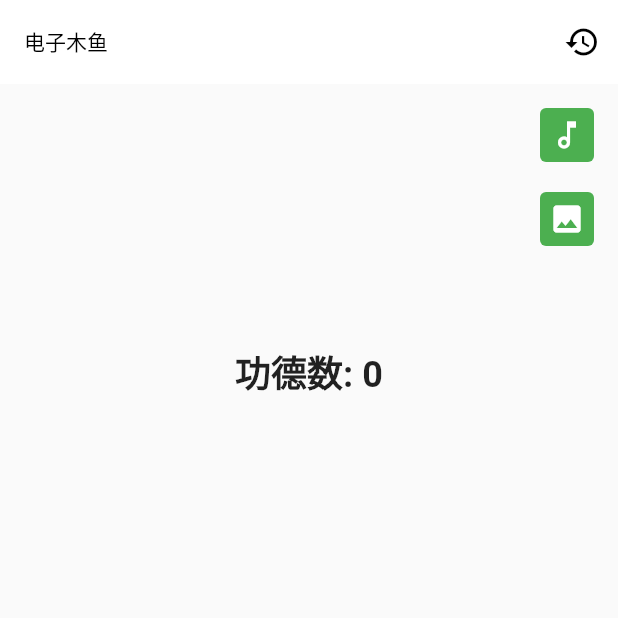
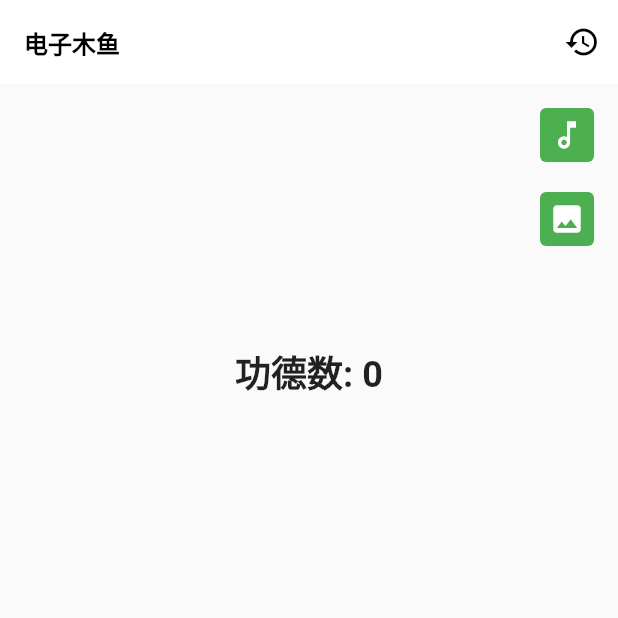
Before and after one commit to toly1994328/flutter_first_station, a Flutter app: the screen it shows after launch, on a phone screen of 412 x 824 dp, the top half of it. Run offline on Flutter 3.47's test engine with Material 2 defaults, Android fonts, the phone set to English and light mode, and no system bars.

```diff
--- a/lib/muyu/muyu_page.dart
+++ b/lib/muyu/muyu_page.dart
@@ -21,7 +21,7 @@ class _MuyuPageState extends State<MuyuPage> {
             statusBarIconBrightness: Brightness.dark,
             statusBarColor: Colors.transparent),
         backgroundColor: Colors.white,
-        titleTextStyle: const TextStyle(color: Colors.black),
+        titleTextStyle: const TextStyle(color: Colors.black,fontSize: 16,fontWeight: FontWeight.bold),
         iconTheme: const IconThemeData(color: Colors.black),
         title: const Text("电子木鱼"),
         actions: [
```
